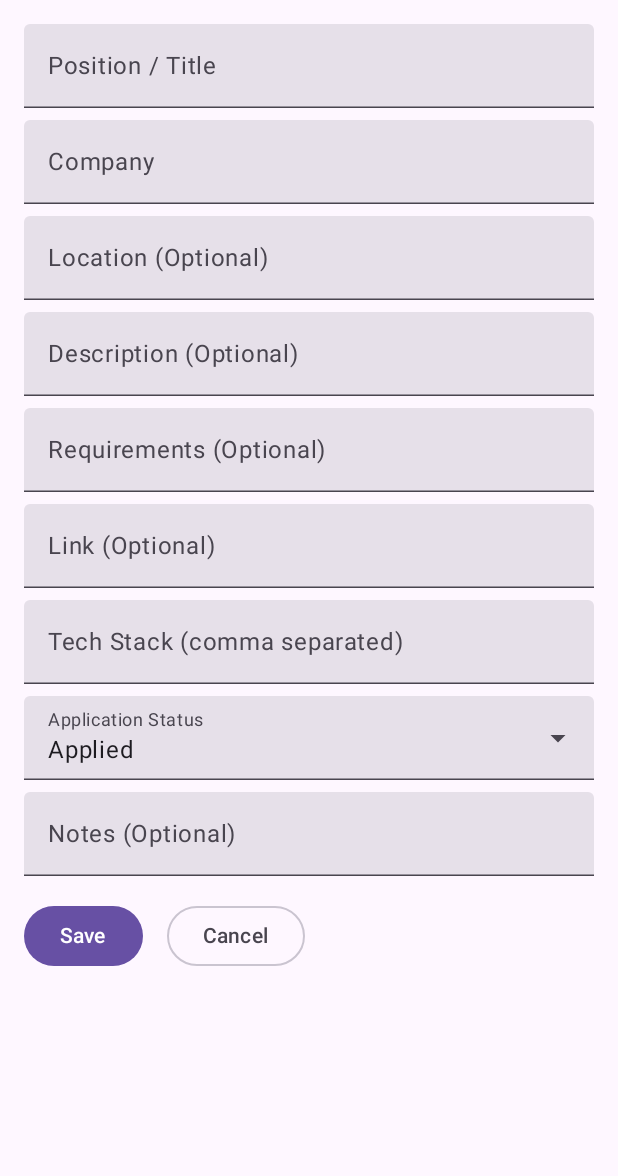
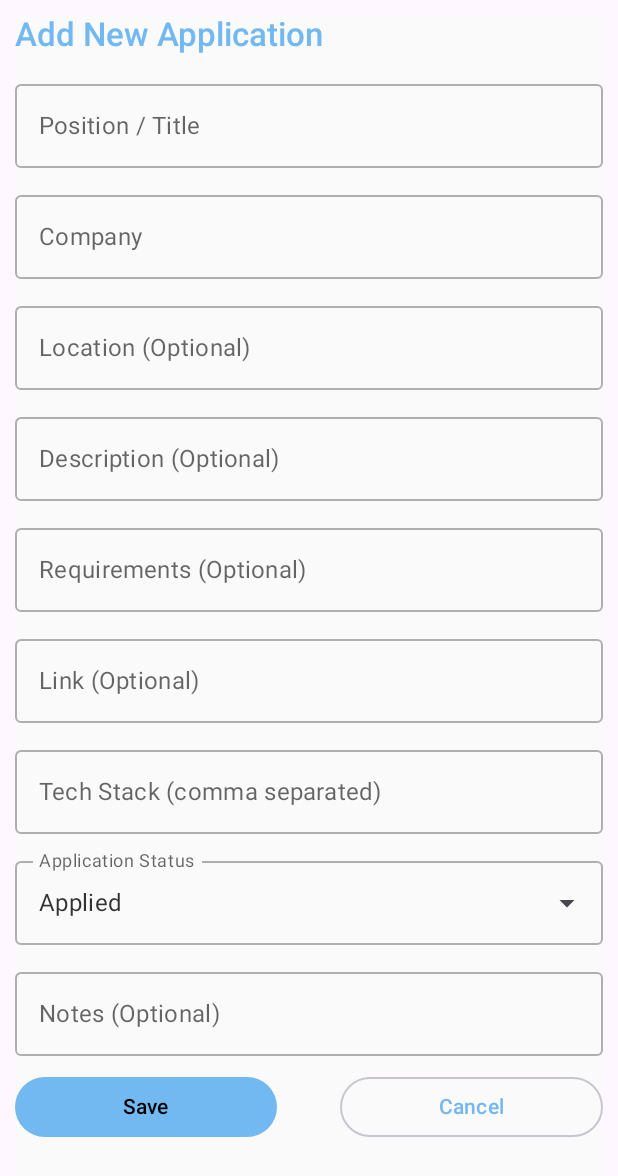
Before and after one commit to wong-ja/CTP_Hacks_2025_CareerCheer, an Android app built with Jetpack Compose: the AddEditApplicationScreen screen opened through its navigation route, on a phone screen of 412 x 824 dp. Shown: the top 1176 px of the screen. Run offline under Robolectric (Android 15) with nearby library versions, the phone set to English and light mode, and no system bars; our stand-ins replace Room's generated code.

Commit message:
updates to addeditapplication, theme, other files (re-indexed for untracked files)

```diff
--- a/app/src/main/java/com/example/careercheer/ui/AddEditApplicationScreen.kt
+++ b/app/src/main/java/com/example/careercheer/ui/AddEditApplicationScreen.kt
@@ -1,19 +1,23 @@
 package com.example.careercheer.ui
 
-import androidx.compose.foundation.clickable
+//import androidx.compose.foundation.clickable
+import androidx.compose.foundation.background
 import androidx.compose.foundation.layout.*
 import androidx.compose.foundation.text.KeyboardOptions
-import androidx.compose.material.icons.Icons
-import androidx.compose.material.icons.filled.ArrowDropDown
+//import androidx.compose.material.icons.Icons
+//import androidx.compose.material.icons.filled.ArrowDropDown
 import androidx.compose.material3.*
 import androidx.compose.runtime.*
 import androidx.compose.ui.Modifier
+//import androidx.compose.ui.graphics.Color
+import com.example.careercheer.ui.theme.CareerCheerTheme
+import com.example.careercheer.ui.theme.applicationFieldColors
 import androidx.compose.ui.text.input.KeyboardType
 import androidx.compose.ui.unit.dp
 import com.example.careercheer.data.Application
 import com.example.careercheer.data.ApplicationStatus
-import java.text.SimpleDateFormat
-import java.util.*
+//import java.text.SimpleDateFormat
+//import java.util.*
 
 @OptIn(ExperimentalMaterial3Api::class)
 @Composable
@@ -31,77 +35,100 @@ fun AddEditApplicationScreen(
     var techStack by remember { mutableStateOf(applicationToEdit?.techStack ?: "") }
     var notes by remember { mutableStateOf(applicationToEdit?.notes ?: "") }
     var status by remember { mutableStateOf(applicationToEdit?.status ?: ApplicationStatus.Applied) }
-    var applicationDate by remember { mutableStateOf(applicationToEdit?.applicationDate ?: System.currentTimeMillis()) }
-
+    var applicationDate by remember { mutableLongStateOf(applicationToEdit?.applicationDate ?: System.currentTimeMillis()) }
     var expanded by remember { mutableStateOf(false) }
 
-    val dateFormat = remember { SimpleDateFormat("MMM d, yyyy", Locale.getDefault()) }
+    CareerCheerTheme {
+        Column(Modifier.fillMaxSize().padding(10.dp).background(MaterialTheme.colorScheme.background)) {
+            Text(
+                text = if (applicationToEdit == null) "Add New Application" else "Edit Application",
+                style = MaterialTheme.typography.titleLarge,
+                color = MaterialTheme.colorScheme.primary,
+                modifier = Modifier.padding(bottom = 12.dp)
+            )
 
-    Column(Modifier.fillMaxSize().padding(16.dp)) {
-        TextField(
+            OutlinedTextField(
                 value = title,
                 onValueChange = { title = it },
                 label = { Text("Position / Title") },
-            modifier = Modifier.fillMaxWidth()
+                modifier = Modifier.fillMaxWidth(),
+                singleLine = true,
+                textStyle = MaterialTheme.typography.bodyLarge,
+                colors = applicationFieldColors()
             )
-        Spacer(Modifier.height(8.dp))
+            Spacer(Modifier.height(10.dp))
 
-        TextField(
+            OutlinedTextField(
                 value = company,
                 onValueChange = { company = it },
                 label = { Text("Company") },
-            modifier = Modifier.fillMaxWidth()
+                modifier = Modifier.fillMaxWidth(),
+                singleLine = true,
+                textStyle = MaterialTheme.typography.bodyLarge,
+                colors = applicationFieldColors()
             )
-        Spacer(Modifier.height(8.dp))
+            Spacer(Modifier.height(10.dp))
 
-        TextField(
+            OutlinedTextField(
                 value = location,
                 onValueChange = { location = it },
                 label = { Text("Location (Optional)") },
-            modifier = Modifier.fillMaxWidth()
+                modifier = Modifier.fillMaxWidth(),
+                singleLine = true,
+                textStyle = MaterialTheme.typography.bodyLarge,
+                colors = applicationFieldColors()
             )
-        Spacer(Modifier.height(8.dp))
+            Spacer(Modifier.height(10.dp))
 
-        TextField(
+            OutlinedTextField(
                 value = description,
                 onValueChange = { description = it },
                 label = { Text("Description (Optional)") },
                 modifier = Modifier.fillMaxWidth(),
-            maxLines = 3
+                maxLines = 5,
+                textStyle = MaterialTheme.typography.bodyLarge,
+                colors = applicationFieldColors()
             )
-        Spacer(Modifier.height(8.dp))
+            Spacer(Modifier.height(10.dp))
 
-        TextField(
+            OutlinedTextField(
                 value = requirements,
                 onValueChange = { requirements = it },
                 label = { Text("Requirements (Optional)") },
                 modifier = Modifier.fillMaxWidth(),
-            maxLines = 3
+                maxLines = 5,
+                textStyle = MaterialTheme.typography.bodyLarge,
+                colors = applicationFieldColors()
             )
-        Spacer(Modifier.height(8.dp))
+            Spacer(Modifier.height(10.dp))
 
-        TextField(
+            OutlinedTextField(
                 value = link,
                 onValueChange = { link = it },
                 label = { Text("Link (Optional)") },
                 modifier = Modifier.fillMaxWidth(),
-            keyboardOptions = KeyboardOptions(keyboardType = KeyboardType.Uri)
+                keyboardOptions = KeyboardOptions(keyboardType = KeyboardType.Uri),
+                textStyle = MaterialTheme.typography.bodyLarge,
+                colors = applicationFieldColors()
             )
-        Spacer(Modifier.height(8.dp))
+            Spacer(Modifier.height(10.dp))
 
-        TextField(
+            OutlinedTextField(
                 value = techStack,
                 onValueChange = { techStack = it },
                 label = { Text("Tech Stack (comma separated)") },
-            modifier = Modifier.fillMaxWidth()
+                modifier = Modifier.fillMaxWidth(),
+                textStyle = MaterialTheme.typography.bodyLarge,
+                colors = applicationFieldColors()
             )
-        Spacer(Modifier.height(8.dp))
+            Spacer(Modifier.height(10.dp))
 
             ExposedDropdownMenuBox(
                 expanded = expanded,
-            onExpandedChange = { expanded = !expanded }
+                onExpandedChange = { expanded = !expanded },
+                modifier = Modifier.background(MaterialTheme.colorScheme.background)
             ) {
-            TextField(
+                OutlinedTextField(
                     value = status.name,
                     onValueChange = {},
                     readOnly = true,
@@ -109,40 +136,51 @@ fun AddEditApplicationScreen(
                     trailingIcon = {
                         ExposedDropdownMenuDefaults.TrailingIcon(expanded = expanded)
                     },
-                modifier = Modifier
-                    .fillMaxWidth()
-                    .menuAnchor()
+                    modifier = Modifier.fillMaxWidth().menuAnchor(),
+                    textStyle = MaterialTheme.typography.bodyLarge,
+                    colors = applicationFieldColors()
                 )
                 ExposedDropdownMenu(
                     expanded = expanded,
-                onDismissRequest = { expanded = false }
+                    onDismissRequest = { expanded = false },
+                    modifier = Modifier.background(MaterialTheme.colorScheme.background)
                 ) {
-                ApplicationStatus.values().forEach { statusOption ->
+                    ApplicationStatus.entries.forEach { statusOption ->
                         DropdownMenuItem(
                             text = { Text(statusOption.name) },
                             onClick = {
                                 status = statusOption
                                 expanded = false
-                        }
+                            },
+                            colors = MenuDefaults.itemColors(
+                                textColor = MaterialTheme.colorScheme.onBackground,
+                                disabledTextColor = MaterialTheme.colorScheme.onBackground.copy(alpha = 0.3f)
+                            )
                         )
                     }
                 }
             }
 
-        Spacer(Modifier.height(8.dp))
+            Spacer(Modifier.height(10.dp))
 
-        TextField(
+            OutlinedTextField(
                 value = notes,
                 onValueChange = { notes = it },
                 label = { Text("Notes (Optional)") },
                 modifier = Modifier.fillMaxWidth(),
-            maxLines = 4
+                maxLines = 5,
+                textStyle = MaterialTheme.typography.bodyLarge,
+                colors = applicationFieldColors()
             )
 
-        Spacer(Modifier.height(16.dp))
+            Spacer(Modifier.height(10.dp))
 
-        Row {
-            Button(onClick = {
+            Row(
+                horizontalArrangement = Arrangement.spacedBy(16.dp),
+                modifier = Modifier.fillMaxWidth()
+            ) {
+                Button(
+                    onClick = {
                         if (title.isNotBlank() && company.isNotBlank()) {
                             val app = Application(
                                 id = applicationToEdit?.id ?: 0,
@@ -159,13 +197,21 @@ fun AddEditApplicationScreen(
                             )
                             onSave(app)
                         }
-            }) {
-                Text("Save")
+                    },
+                    modifier = Modifier.weight(1f),
+                    colors = ButtonDefaults.buttonColors(containerColor = MaterialTheme.colorScheme.primary)
+                ) {
+                    Text("Save", color = MaterialTheme.colorScheme.onPrimary)
                 }
-            Spacer(Modifier.width(16.dp))
-            OutlinedButton(onClick = onCancel) {
+                Spacer(Modifier.width(10.dp))
+                OutlinedButton(
+                    onClick = onCancel,
+                    modifier = Modifier.weight(1f),
+                    colors = ButtonDefaults.outlinedButtonColors(contentColor = MaterialTheme.colorScheme.primary)
+                ) {
                     Text("Cancel")
                 }
             }
         }
     }
+}
--- a/app/src/main/java/com/example/careercheer/ui/ApplicationListScreen.kt
+++ b/app/src/main/java/com/example/careercheer/ui/ApplicationListScreen.kt
@@ -15,7 +15,8 @@ import androidx.compose.ui.Alignment
 import androidx.compose.ui.Modifier
 import androidx.compose.ui.text.style.TextOverflow
 import androidx.compose.ui.unit.dp
-import androidx.compose.foundation.lazy.LazyRow
+//import androidx.compose.foundation.lazy.LazyRow
+import androidx.compose.foundation.layout.FlowRow
 import androidx.compose.material3.HorizontalDivider
 //import androidx.compose.foundation.lazy.items
 import com.example.careercheer.data.Application
@@ -25,7 +26,7 @@ import com.example.careercheer.ui.theme.StatusColorMap
 import java.text.SimpleDateFormat
 import java.util.*
 
-@OptIn(ExperimentalMaterial3Api::class)
+@OptIn(ExperimentalMaterial3Api::class, ExperimentalLayoutApi::class)
 @Composable
 fun ApplicationListScreen(
     applications: List<Application>,
@@ -42,7 +43,7 @@ fun ApplicationListScreen(
         Scaffold(
             topBar = {
                 SmallTopAppBar(
-                    title = { Text("Application Dashboard") },
+                    title = { Text("CareerCheer Dashboard") },
                     actions = {
                         IconButton(onClick = { /* TODO: search/filter dialog/focus functionality */ }) {
                             Icon(Icons.Default.Search, contentDescription = "Search")
@@ -76,12 +77,10 @@ fun ApplicationListScreen(
                         .padding(8.dp)
                 )
 
-                // filter applciation status
-                LazyRow(Modifier.padding(
-                    horizontal = 8.dp, vertical = 4.dp).fillMaxWidth(),
-                    horizontalArrangement = Arrangement.spacedBy(8.dp)
+                // filter application status
+                FlowRow(Modifier.padding(
+                    horizontal = 10.dp, vertical = 4.dp).fillMaxWidth(),
                 ) {
-                    item {
                     FilterChip(
                         selected = selectedFilter == null,
                         onClick = {
@@ -90,8 +89,7 @@ fun ApplicationListScreen(
                         },
                         label = { Text("All") }
                     )
-                    }
-                    items(ApplicationStatus.entries.toTypedArray()) { status ->
+                    ApplicationStatus.entries.forEach { status ->
                         FilterChip(
                             selected = selectedFilter == status,
                             onClick = {
@@ -103,7 +101,7 @@ fun ApplicationListScreen(
                                     ?: MaterialTheme.colorScheme.primary,
                                 labelColor = StatusColorMap[status] ?: MaterialTheme.colorScheme.onPrimary
                             ),
-                            label = { Text(status.name.split("(?<!^)(?=[A-Z])".toRegex()).first(), maxLines = 1, overflow = TextOverflow.Ellipsis) }
+                            label = { Text(status.name.split("(?<!^)(?=[A-Z])".toRegex()).first(), maxLines = 1) }
                         )
                     }
                 }
--- a/app/src/main/java/com/example/careercheer/ui/theme/Color.kt
+++ /dev/null
@@ -1,11 +0,0 @@
-package com.example.careercheer.ui.theme
-
-import androidx.compose.ui.graphics.Color
-
-val Purple80 = Color(0xFFD0BCFF)
-val PurpleGrey80 = Color(0xFFCCC2DC)
-val Pink80 = Color(0xFFEFB8C8)
-
-val Purple40 = Color(0xFF6650a4)
-val PurpleGrey40 = Color(0xFF625b71)
-val Pink40 = Color(0xFF7D5260)
--- a/app/src/main/java/com/example/careercheer/ui/theme/Theme.kt
+++ b/app/src/main/java/com/example/careercheer/ui/theme/Theme.kt
@@ -4,14 +4,17 @@ import androidx.compose.material3.*
 import androidx.compose.runtime.Composable
 import androidx.compose.ui.graphics.Color
 import com.example.careercheer.data.ApplicationStatus
+import androidx.compose.material3.MaterialTheme
+import androidx.compose.material3.OutlinedTextFieldDefaults
+import androidx.compose.material3.TextFieldColors
 
 val Orange = Color(0xFFEFA43C)
 val Blue = Color(0xFF72B8F1)
 val Pink = Color(0xFFEF78CE)
 val Green = Color(0xFF86DC8A)
-val Yellow = Color(0xFFDECA0F)
+val Yellow = Color(0xFFE8D205)
 val Red = Color(0xFFFF4763)
-val Purple = Color(0xFFCE93D8)
+val Purple = Color(0xFFB789D9)
 val Teal = Color(0xFF79BAEC)
 val LightGray = Color(0xFF9F9E9E)
 
@@ -46,10 +49,28 @@ fun CareerCheerTheme(
 
     MaterialTheme(
         colorScheme = colors,
-        typography = Typography(),
+        typography = Typography,
         content = content
     )
 }
+
+@Composable
+fun applicationFieldColors(): TextFieldColors =
+    OutlinedTextFieldDefaults.colors(
+        focusedTextColor = MaterialTheme.colorScheme.onBackground,
+        unfocusedTextColor = MaterialTheme.colorScheme.onBackground.copy(alpha = 0.8f),
+        disabledTextColor = MaterialTheme.colorScheme.onBackground.copy(alpha = 0.3f),
+        cursorColor = MaterialTheme.colorScheme.primary,
+        errorCursorColor = MaterialTheme.colorScheme.error,
+        focusedBorderColor = MaterialTheme.colorScheme.primary,
+        unfocusedBorderColor = MaterialTheme.colorScheme.onBackground.copy(alpha = 0.3f),
+        disabledBorderColor = MaterialTheme.colorScheme.onBackground.copy(alpha = 0.1f),
+        errorBorderColor = MaterialTheme.colorScheme.error,
+        focusedLabelColor = MaterialTheme.colorScheme.primary,
+        unfocusedLabelColor = MaterialTheme.colorScheme.onBackground.copy(alpha = 0.6f),
+        disabledLabelColor = MaterialTheme.colorScheme.onBackground.copy(alpha = 0.3f),
+        errorLabelColor = MaterialTheme.colorScheme.error
+    )
 
 val StatusColorMap = mapOf(
     ApplicationStatus.Applied to Pink,
```
Also changed, not shown: 2 other files. Lines whose indentation alone changed are shown as unchanged.
